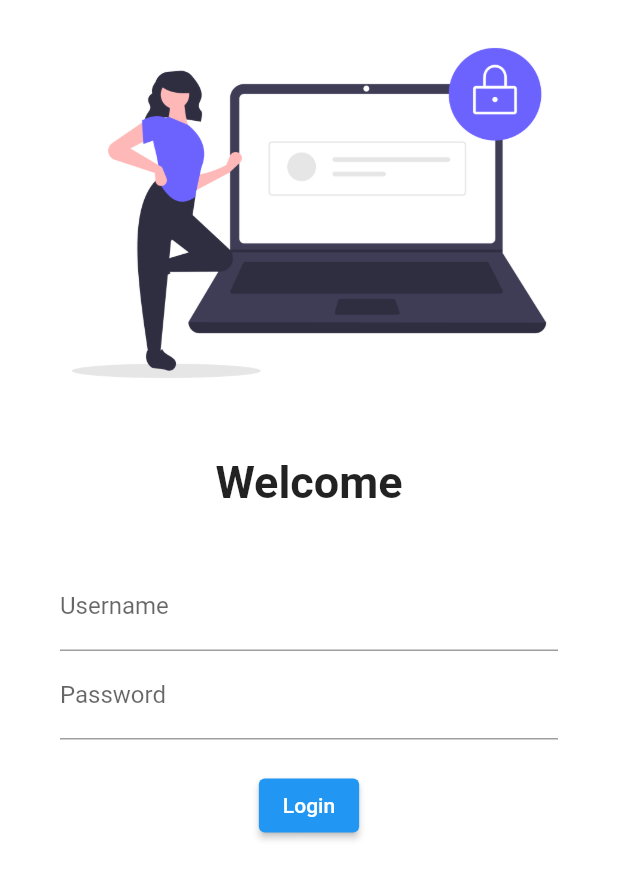
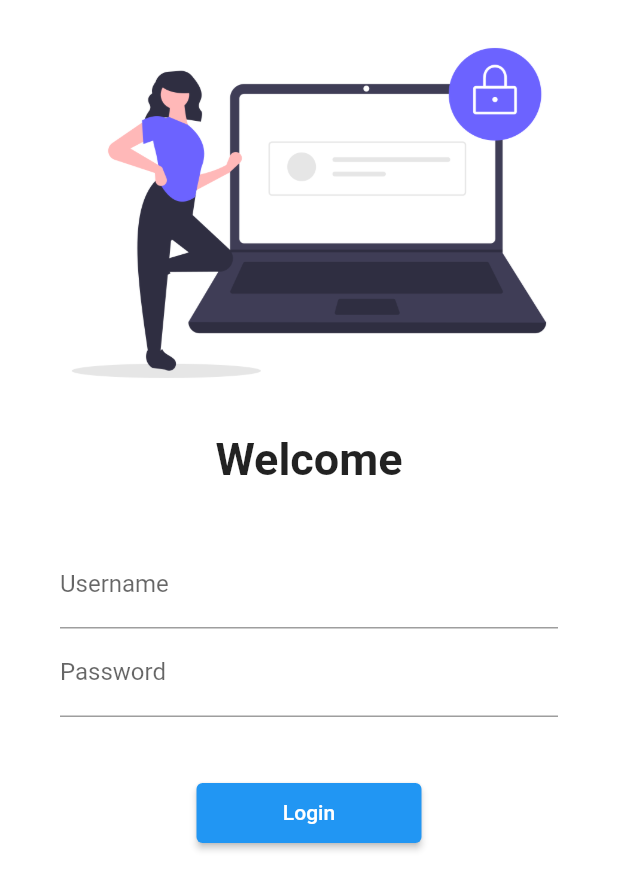
Before and after one commit to ZanibShahid/my_first_application, a Flutter app: the screen it shows after launch, on a phone screen of 412 x 824 dp. Shown: the top 890 px of the screen. Run offline on Flutter 3.47's test engine with Material 2 defaults, Android fonts, the phone set to English and light mode, and no system bars; our stand-ins replace google_fonts; Roboto replaces fonts that are missing (Acme).

Commit message:
first commit

```diff
--- a/lib/main.dart
+++ b/lib/main.dart
@@ -1,6 +1,7 @@
 import 'package:flutter/material.dart';
 import 'package:flutter_application_1/pages/home_page.dart';
 import 'package:flutter_application_1/pages/login_page.dart';
+import 'package:flutter_application_1/utils/routes.dart';
 import 'package:google_fonts/google_fonts.dart';
 
 void main() {
@@ -12,6 +13,7 @@ class MyApp extends StatelessWidget {
   @override
   Widget build(BuildContext context) {
     return MaterialApp(
+        debugShowCheckedModeBanner: false,
         themeMode: ThemeMode.dark,
         theme: ThemeData(
             primarySwatch: Colors.blue,
@@ -19,8 +21,8 @@ class MyApp extends StatelessWidget {
         initialRoute: "/login",
         routes: {
           "/": (context) => LoginPage(),
-          "/homepage": (context) => HomePage(),
-          "/login": (context) => LoginPage()
+          MyRoutes.homeRoute: (context) => HomePage(),
+          MyRoutes.loginRoute: (context) => LoginPage()
         });
   }
 }
--- a/lib/pages/login_page.dart
+++ b/lib/pages/login_page.dart
@@ -1,6 +1,7 @@
 // ignore_for_file: prefer_const_constructors
 
 import 'package:flutter/material.dart';
+import 'package:flutter_application_1/utils/routes.dart';
 
 // ignore: use_key_in_widget_constructors
 class LoginPage extends StatelessWidget {
@@ -8,11 +9,15 @@ class LoginPage extends StatelessWidget {
   Widget build(BuildContext context) {
     return Material(
         color: Colors.white,
+        child: SingleChildScrollView(
           child: Column(
             children: [
-            Image.asset("assets/images/login_image.png", fit: BoxFit.cover),
+              Image.asset(
+                "assets/images/login_image.png",
+                fit: BoxFit.cover,
+              ),
               SizedBox(
-              height: 20.0,
+                height: 5.0,
               ),
               Text(
                 "Welcome",
@@ -22,8 +27,8 @@ class LoginPage extends StatelessWidget {
                 height: 20.0,
               ),
               Padding(
-              padding:
-                  const EdgeInsets.symmetric(vertical: 16.0, horizontal: 40.0),
+                padding: const EdgeInsets.symmetric(
+                    vertical: 16.0, horizontal: 40.0),
                 child: Column(
                   children: [
                     TextFormField(
@@ -38,19 +43,20 @@ class LoginPage extends StatelessWidget {
                       ),
                     ),
                     SizedBox(
-                    height: 20.0,
+                      height: 40.0,
                     ),
                     ElevatedButton(
                       onPressed: () {
-                      print("Hi Zainab");
+                        Navigator.pushNamed(context, MyRoutes.homeRoute);
                       },
                       child: Text("Login"),
-                    style: TextButton.styleFrom(),
+                      style: TextButton.styleFrom(minimumSize: Size(150, 40)),
                     )
                   ],
                 ),
               )
             ],
+          ),
         ));
   }
 }
--- /dev/null
+++ b/lib/utils/routes.dart
@@ -0,0 +1,4 @@
+class MyRoutes {
+  static String loginRoute = "/login";
+  static String homeRoute = "/home";
+}
```
Lines whose indentation alone changed are shown as unchanged.
